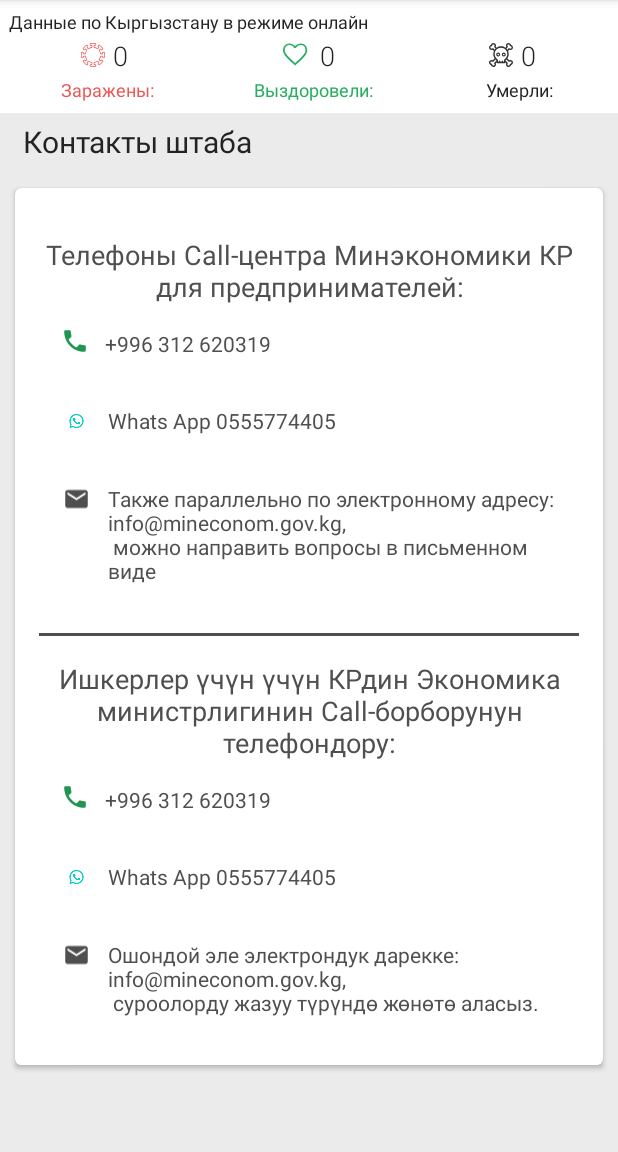
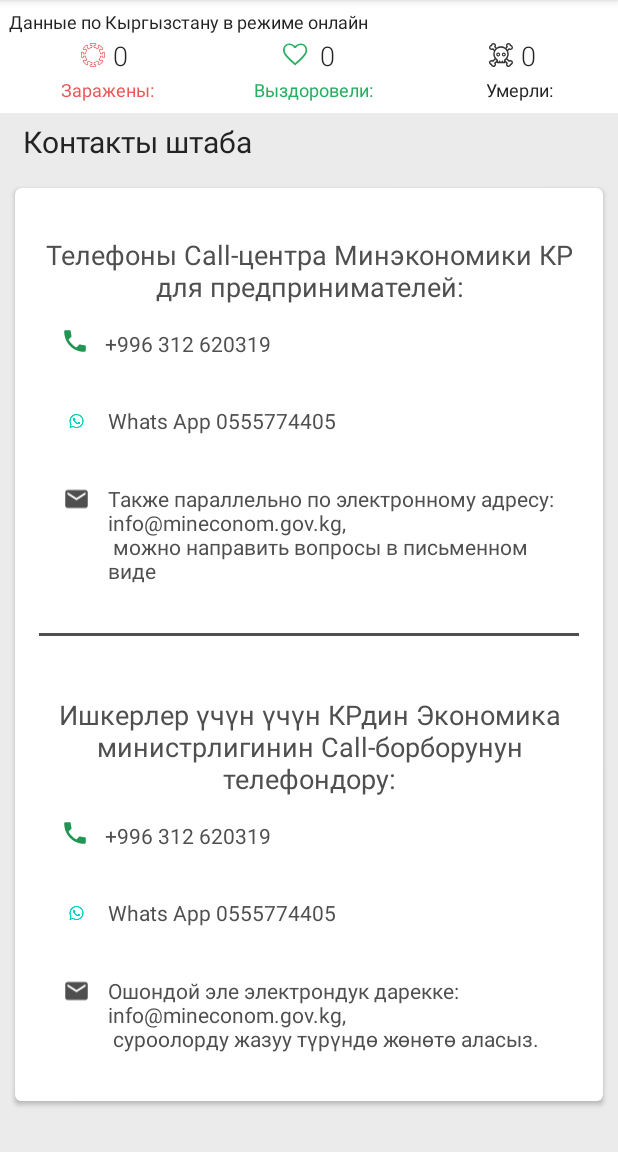
Before and after one commit to KG-DevHelpGroup-Covid19/CoronaVirusAndroidApp, an Android app: the fragment ContactsFragment shown on its own in the app's theme, on a phone screen of 412 x 824 dp, the part 84-1236 px from its top. Run offline under Robolectric (Android 15) with nearby library versions, the phone set to English and light mode, and no system bars; our stand-ins replace RxJava; libraries missing offline, so code that uses them is left out: pub.devrel.easypermissions; network calls fail.

Commit message:
Scroll_contacts fragment

```diff
--- a/app/src/main/AndroidManifest.xml
+++ b/app/src/main/AndroidManifest.xml
@@ -11,6 +11,7 @@
         android:label="@string/app_name"
         android:roundIcon="@mipmap/ic_launcher_round"
         android:supportsRtl="true"
+        android:networkSecurityConfig="@xml/network_security_config"
         android:theme="@style/AppTheme">
         <activity
             android:name=".Welcome"
--- a/app/src/main/res/layout-v21/fragment_cotacts.xml
+++ b/app/src/main/res/layout-v21/fragment_cotacts.xml
@@ -7,10 +7,11 @@
     android:background="@color/grey_background"
     tools:context=".ui.contacts.ContactsFragment">
     <include layout="@layout/stat_item"/>
+
     <RelativeLayout
         android:layout_marginTop="65dp"
         android:layout_width="match_parent"
-        android:layout_height="match_parent">
+        android:layout_height="wrap_content">
 
         <TextView
             android:layout_width="match_parent"
@@ -41,5 +42,4 @@
 
 
     </RelativeLayout>
-
 </FrameLayout>
--- a/app/src/main/res/layout/conatcs_detail.xml
+++ b/app/src/main/res/layout/conatcs_detail.xml
@@ -1,10 +1,15 @@
 <?xml version="1.0" encoding="utf-8"?>
-<androidx.constraintlayout.widget.ConstraintLayout xmlns:android="http://schemas.android.com/apk/res/android"
+<ScrollView xmlns:android="http://schemas.android.com/apk/res/android"
     xmlns:app="http://schemas.android.com/apk/res-auto"
     xmlns:tools="http://schemas.android.com/tools"
     android:layout_width="match_parent"
     android:layout_height="match_parent"
     android:padding="16dp">
+
+    <LinearLayout
+        android:layout_width="match_parent"
+        android:layout_height="wrap_content"
+        android:orientation="vertical">
 
     <TextView
         android:id="@+id/textView4"
@@ -193,5 +198,5 @@
             android:text="@string/contacts_email_ky"
             android:textColor="@color/dark_grey" />
     </LinearLayout>
-
-</androidx.constraintlayout.widget.ConstraintLayout>
+    </LinearLayout>
+</ScrollView>
--- a/app/src/main/res/layout/fragment_cotacts.xml
+++ b/app/src/main/res/layout/fragment_cotacts.xml
@@ -7,10 +7,11 @@
     android:background="@color/grey_background"
     tools:context=".ui.contacts.ContactsFragment">
     <include layout="@layout/stat_item"/>
+
     <RelativeLayout
         android:layout_marginTop="65dp"
         android:layout_width="match_parent"
-        android:layout_height="match_parent">
+        android:layout_height="wrap_content">
 
         <TextView
             android:layout_width="match_parent"
@@ -37,5 +38,4 @@
 
 
     </RelativeLayout>
-
 </FrameLayout>
```
